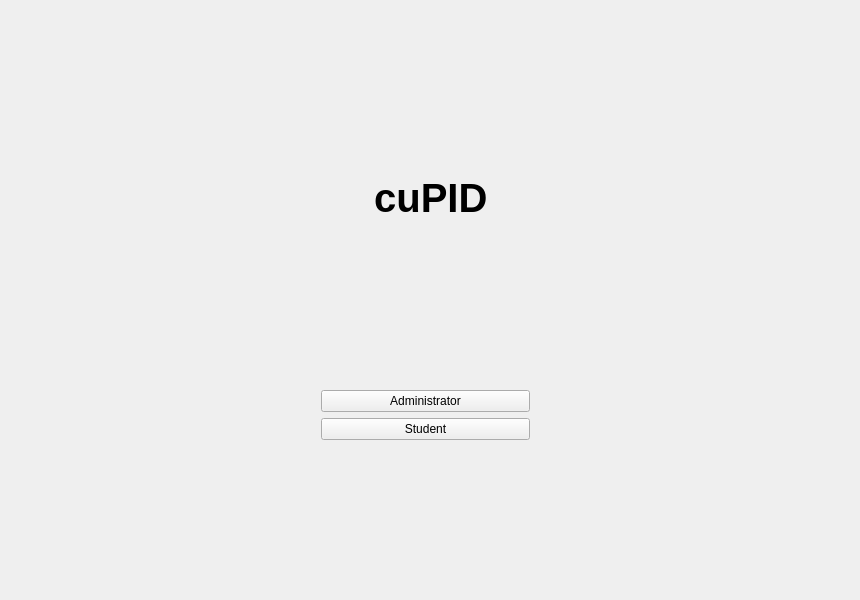
The window that project_files/welcomepage.ui (aboodmufti/cupid) describes before a commit, drawn with Qt 5.
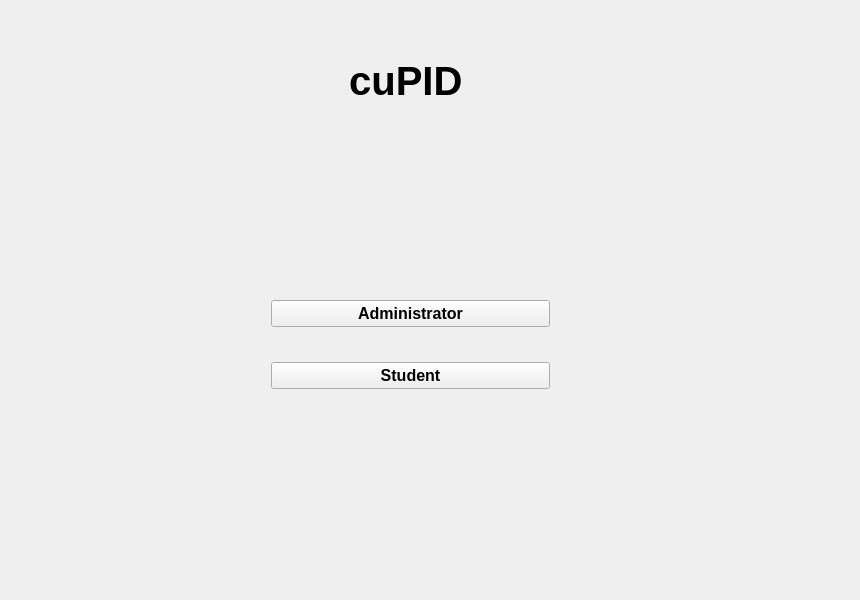
The same window after the commit.

Patch:
```diff
--- a/project_files/welcomepage.ui
+++ b/project_files/welcomepage.ui
@@ -16,10 +16,10 @@
   <widget class="QWidget" name="verticalLayoutWidget_2">
    <property name="geometry">
     <rect>
-     <x>310</x>
-     <y>0</y>
-     <width>231</width>
-     <height>451</height>
+     <x>290</x>
+     <y>10</y>
+     <width>221</width>
+     <height>141</height>
     </rect>
    </property>
    <layout class="QVBoxLayout" name="verticalLayout_2">
@@ -37,25 +37,47 @@
       </property>
      </widget>
     </item>
+   </layout>
+  </widget>
+  <widget class="QWidget" name="layoutWidget">
+   <property name="geometry">
+    <rect>
+     <x>260</x>
+     <y>260</y>
+     <width>301</width>
+     <height>171</height>
+    </rect>
+   </property>
+   <layout class="QVBoxLayout" name="verticalLayout_3">
     <item>
-     <layout class="QVBoxLayout" name="verticalLayout">
-      <item>
-       <widget class="QPushButton" name="adminButton">
+     <widget class="QPushButton" name="adminButton_2">
+      <property name="font">
+       <font>
+        <pointsize>12</pointsize>
+        <weight>75</weight>
+        <bold>true</bold>
+       </font>
+      </property>
         <property name="text">
          <string>Administrator</string>
         </property>
        </widget>
       </item>
       <item>
-       <widget class="QPushButton" name="studentButton">
+     <widget class="QPushButton" name="studentButton_2">
+      <property name="font">
+       <font>
+        <pointsize>12</pointsize>
+        <weight>75</weight>
+        <bold>true</bold>
+       </font>
+      </property>
         <property name="text">
          <string>Student</string>
         </property>
        </widget>
       </item>
      </layout>
-    </item>
-   </layout>
   </widget>
  </widget>
  <layoutdefault spacing="6" margin="11"/>
```
Left out of the diff: 3 changed lines with no effect on the pictures. Lines whose indentation alone changed are shown as unchanged.
